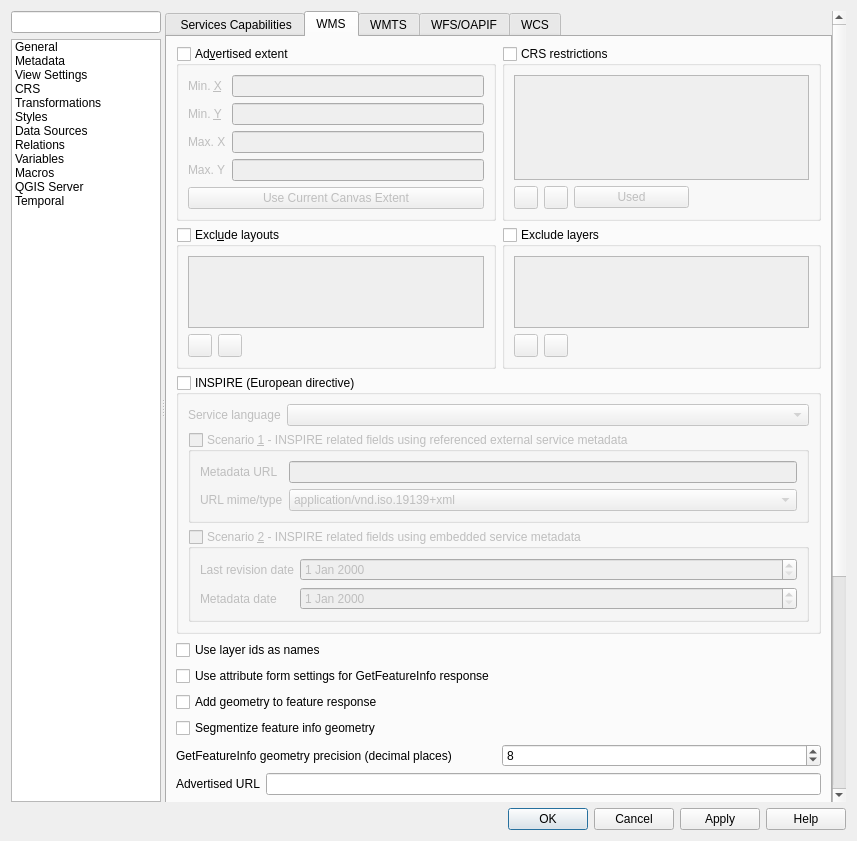
The window that src/ui/qgsprojectpropertiesbase.ui (qgis/QGIS) describes before a commit, drawn with Qt 5.
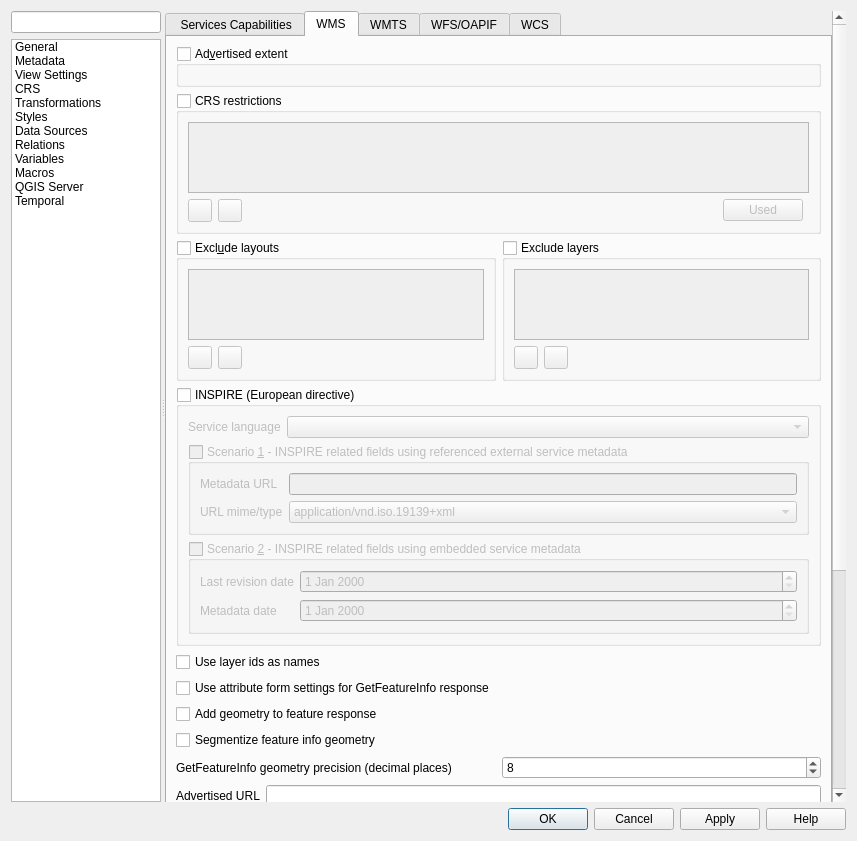
The same window after the commit. Icons and pictures are not drawn. Custom widgets are drawn as their Qt base class.

Commit message: UX - Use native extent widget for QGIS server settings

The edit to the form file:
```diff
--- a/src/ui/qgsprojectpropertiesbase.ui
+++ b/src/ui/qgsprojectpropertiesbase.ui
@@ -2339,214 +2339,86 @@
                      <string>WMS capabilities</string>
                     </attribute>
                     <layout class="QGridLayout" name="gridLayout_25">
-                     <item row="6" column="0" colspan="2">
-                      <widget class="QCheckBox" name="mSegmentizeFeatureInfoGeometryCheckBox">
-                       <property name="text">
-                        <string>Segmentize feature info geometry</string>
+                     <item row="2" column="1">
+                      <widget class="QgsCollapsibleGroupBox" name="mLayerRestrictionsGroupBox">
+                       <property name="title">
+                        <string>Exclude layers</string>
                        </property>
+                       <property name="checkable">
+                        <bool>true</bool>
+                       </property>
+                       <property name="checked">
+                        <bool>false</bool>
+                       </property>
+                       <property name="collapsed" stdset="0">
+                        <bool>false</bool>
+                       </property>
+                       <property name="saveCollapsedState" stdset="0">
+                        <bool>true</bool>
+                       </property>
+                       <layout class="QGridLayout" name="gridLayout">
+                        <item row="0" column="0" colspan="3">
+                         <widget class="QListWidget" name="mLayerRestrictionsListWidget"/>
+                        </item>
+                        <item row="1" column="0">
+                         <widget class="QToolButton" name="mAddLayerRestrictionButton">
+                          <property name="toolTip">
+                           <string>Add layer to exclude</string>
+                          </property>
+                          <property name="text">
+                           <string/>
+                          </property>
+                          <property name="icon">
+                           <iconset resource="../../images/images.qrc">
+                            <normaloff>:/images/themes/default/symbologyAdd.svg</normaloff>:/images/themes/default/symbologyAdd.svg</iconset>
+                          </property>
+                         </widget>
+                        </item>
+                        <item row="1" column="1">
+                         <widget class="QToolButton" name="mRemoveLayerRestrictionButton">
+                          <property name="toolTip">
+                           <string>Remove selected layer</string>
+                          </property>
+                          <property name="text">
+                           <string/>
+                          </property>
+                          <property name="icon">
+                           <iconset resource="../../images/images.qrc">
+                            <normaloff>:/images/themes/default/symbologyRemove.svg</normaloff>:/images/themes/default/symbologyRemove.svg</iconset>
+                          </property>
+                         </widget>
+                        </item>
+                        <item row="1" column="2">
+                         <spacer name="horizontalSpacer_3">
+                          <property name="orientation">
+                           <enum>Qt::Horizontal</enum>
+                          </property>
+                          <property name="sizeHint" stdset="0">
+                           <size>
+                            <width>0</width>
+                            <height>20</height>
+                           </size>
+                          </property>
+                         </spacer>
+                        </item>
+                       </layout>
                       </widget>
                      </item>
-                     <item row="8" column="0" colspan="2">
-                      <layout class="QHBoxLayout" name="horizontalLayout_2">
-                       <item>
-                        <widget class="QLabel" name="mWMSUrlLabel">
-                         <property name="text">
-                          <string>Advertised URL</string>
-                         </property>
-                        </widget>
-                       </item>
-                       <item>
-                        <widget class="QLineEdit" name="mWMSUrlLineEdit"/>
-                       </item>
-                      </layout>
-                     </item>
                      <item row="4" column="0" colspan="2">
+                      <widget class="QCheckBox" name="mWmsUseLayerIDs">
+                       <property name="text">
+                        <string>Use layer ids as names</string>
+                       </property>
+                      </widget>
+                     </item>
+                     <item row="5" column="0" colspan="2">
                       <widget class="QCheckBox" name="mUseAttributeFormSettingsCheckBox">
                        <property name="text">
                         <string>Use attribute form settings for GetFeatureInfo response</string>
                        </property>
                       </widget>
                      </item>
-                     <item row="14" column="0" colspan="2">
-                      <layout class="QHBoxLayout" name="mWMSDefaultMapUnitsPerMmLayout">
-                       <property name="sizeConstraint">
-                        <enum>QLayout::SetFixedSize</enum>
-                       </property>
-                       <item>
-                        <widget class="QLabel" name="mWMSDefaultMapUnitsPerMmLabel">
-                         <property name="text">
-                          <string>Default map units per mm in legend</string>
-                         </property>
-                        </widget>
-                       </item>
-                      </layout>
-                     </item>
-                     <item row="0" column="0">
-                      <widget class="QgsCollapsibleGroupBox" name="grpWMSExt">
-                       <property name="title">
-                        <string>Ad&amp;vertised extent</string>
-                       </property>
-                       <property name="checkable">
-                        <bool>true</bool>
-                       </property>
-                       <property name="checked">
-                        <bool>false</bool>
-                       </property>
-                       <property name="collapsed" stdset="0">
-                        <bool>false</bool>
-                       </property>
-                       <property name="saveCollapsedState" stdset="0">
-                        <bool>true</bool>
-                       </property>
-                       <layout class="QGridLayout" name="gridLayout_4">
-                        <item row="0" column="1">
-                         <widget class="QLineEdit" name="mWMSExtMinX">
-                          <property name="text">
-                           <string/>
-                          </property>
-                         </widget>
-                        </item>
-                        <item row="1" column="0">
-                         <widget class="QLabel" name="label_17">
-                          <property name="text">
-                           <string>Min. &amp;Y</string>
-                          </property>
-                          <property name="buddy">
-                           <cstring>mWMSExtMinY</cstring>
-                          </property>
-                         </widget>
-                        </item>
-                        <item row="5" column="0" colspan="2">
-                         <spacer name="verticalSpacer_3">
-                          <property name="orientation">
-                           <enum>Qt::Vertical</enum>
-                          </property>
-                          <property name="sizeHint" stdset="0">
-                           <size>
-                            <width>20</width>
-                            <height>40</height>
-                           </size>
-                          </property>
-                         </spacer>
-                        </item>
-                        <item row="0" column="0">
-                         <widget class="QLabel" name="label_16">
-                          <property name="text">
-                           <string>Min. &amp;X</string>
-                          </property>
-                          <property name="buddy">
-                           <cstring>mWMSExtMinX</cstring>
-                          </property>
-                         </widget>
-                        </item>
-                        <item row="1" column="1">
-                         <widget class="QLineEdit" name="mWMSExtMinY">
-                          <property name="text">
-                           <string/>
-                          </property>
-                         </widget>
-                        </item>
-                        <item row="2" column="0">
-                         <widget class="QLabel" name="label_18">
-                          <property name="text">
-                           <string>Max. X</string>
-                          </property>
-                          <property name="buddy">
-                           <cstring>mWMSExtMaxX</cstring>
-                          </property>
-                         </widget>
-                        </item>
-                        <item row="4" column="0" colspan="2">
-                         <widget class="QPushButton" name="pbnWMSExtCanvas">
-                          <property name="text">
-                           <string>Use Current Canvas Extent</string>
-                          </property>
-                         </widget>
-                        </item>
-                        <item row="3" column="0">
-                         <widget class="QLabel" name="label_19">
-                          <property name="text">
-                           <string>Max. Y</string>
-                          </property>
-                          <property name="buddy">
-                           <cstring>mWMSExtMaxY</cstring>
-                          </property>
-                         </widget>
-                        </item>
-                        <item row="3" column="1">
-                         <widget class="QLineEdit" name="mWMSExtMaxY">
-                          <property name="text">
-                           <string/>
-                          </property>
-                         </widget>
-                        </item>
-                        <item row="2" column="1">
-                         <widget class="QLineEdit" name="mWMSExtMaxX">
-                          <property name="text">
-                           <string/>
-                          </property>
-                         </widget>
-                        </item>
-                       </layout>
-                      </widget>
-                     </item>
-                     <item row="0" column="1">
-                      <widget class="QgsCollapsibleGroupBox" name="grpWMSList">
-                       <property name="title">
-                        <string>CRS restrictions</string>
-                       </property>
-                       <property name="checkable">
-                        <bool>true</bool>
-                       </property>
-                       <property name="checked">
-                        <bool>false</bool>
-                       </property>
-                       <property name="collapsed" stdset="0">
-                        <bool>false</bool>
-                       </property>
-                       <property name="saveCollapsedState" stdset="0">
-                        <bool>true</bool>
-                       </property>
-                       <layout class="QGridLayout" name="gridLayout_5">
-                        <item row="1" column="1">
-                         <widget class="QToolButton" name="pbnWMSRemoveSRS">
-                          <property name="toolTip">
-                           <string>Remove selected CRS</string>
-                          </property>
-                          <property name="icon">
-                           <iconset resource="../../images/images.qrc">
-                            <normaloff>:/images/themes/default/symbologyRemove.svg</normaloff>:/images/themes/default/symbologyRemove.svg</iconset>
-                          </property>
-                         </widget>
-                        </item>
-                        <item row="0" column="0" colspan="4">
-                         <widget class="QListWidget" name="mWMSList"/>
-                        </item>
-                        <item row="1" column="2">
-                         <widget class="QPushButton" name="pbnWMSSetUsedSRS">
-                          <property name="toolTip">
-                           <string>Fetch all CRS's from layers</string>
-                          </property>
-                          <property name="text">
-                           <string>Used</string>
-                          </property>
-                         </widget>
-                        </item>
-                        <item row="1" column="0">
-                         <widget class="QToolButton" name="pbnWMSAddSRS">
-                          <property name="toolTip">
-                           <string>Add new CRS</string>
-                          </property>
-                          <property name="icon">
-                           <iconset resource="../../images/images.qrc">
-                            <normaloff>:/images/themes/default/symbologyAdd.svg</normaloff>:/images/themes/default/symbologyAdd.svg</iconset>
-                          </property>
-                         </widget>
-                        </item>
-                       </layout>
-                      </widget>
-                     </item>
-                     <item row="1" column="0">
+                     <item row="2" column="0">
                       <widget class="QgsCollapsibleGroupBox" name="mWMSPrintLayoutGroupBox">
                        <property name="title">
                         <string>Excl&amp;ude layouts</string>
@@ -2611,7 +2483,31 @@
                        </layout>
                       </widget>
                      </item>
-                     <item row="9" column="0" colspan="2">
+                     <item row="0" column="0" colspan="2">
+                      <widget class="QgsCollapsibleGroupBox" name="grpWMSExt">
+                       <property name="title">
+                        <string>Ad&amp;vertised extent</string>
+                       </property>
+                       <property name="checkable">
+                        <bool>true</bool>
+                       </property>
+                       <property name="checked">
+                        <bool>false</bool>
+                       </property>
+                       <property name="collapsed" stdset="0">
+                        <bool>false</bool>
+                       </property>
+                       <property name="saveCollapsedState" stdset="0">
+                        <bool>true</bool>
+                       </property>
+                       <layout class="QVBoxLayout" name="verticalLayout_29">
+                        <item>
+                         <widget class="QgsExtentWidget" name="mAdvertisedExtentServer" native="true"/>
+                        </item>
+                       </layout>
+                      </widget>
+                     </item>
+                     <item row="10" column="0" colspan="2">
                       <layout class="QGridLayout" name="gridLayout_9">
                        <item row="1" column="1">
                         <widget class="QLabel" name="mMaxWidthLabel_2">
@@ -2658,30 +2554,6 @@
                        </item>
                       </layout>
                      </item>
-                     <item row="7" column="0" colspan="2">
-                      <layout class="QHBoxLayout" name="grpWMSPrecision">
-                       <item>
-                        <widget class="QLabel" name="label_5">
-                         <property name="text">
-                          <string>GetFeatureInfo geometry precision (decimal places)</string>
-                         </property>
-                        </widget>
-                       </item>
-                       <item>
-                        <widget class="QgsSpinBox" name="mWMSPrecisionSpinBox">
-                         <property name="minimum">
-                          <number>1</number>
-                         </property>
-                         <property name="maximum">
-                          <number>17</number>
-                         </property>
-                         <property name="value">
-                          <number>8</number>
-                         </property>
-                        </widget>
-                       </item>
-                      </layout>
-                     </item>
                      <item row="13" column="0" colspan="2">
                       <layout class="QHBoxLayout" name="horizontalLayout_18">
                        <item>
@@ -2724,79 +2596,93 @@
                        </item>
                       </layout>
                      </item>
-                     <item row="3" column="0" colspan="2">
-                      <widget class="QCheckBox" name="mWmsUseLayerIDs">
+                     <item row="12" column="0" colspan="2">
+                      <layout class="QHBoxLayout" name="horizontalLayout_10">
+                       <item>
+                        <widget class="QLabel" name="mWMSImageQualityLabel">
+                         <property name="text">
+                          <string>Quality for JPEG images ( 10 : smaller image - 100 : best quality )</string>
+                         </property>
+                        </widget>
+                       </item>
+                       <item>
+                        <widget class="QgsSpinBox" name="mWMSImageQualitySpinBox">
+                         <property name="minimum">
+                          <number>10</number>
+                         </property>
+                         <property name="maximum">
+                          <number>100</number>
+                         </property>
+                         <property name="singleStep">
+                          <number>5</number>
+                         </property>
+                         <property name="value">
+                          <number>90</number>
+                         </property>
+                        </widget>
+                       </item>
+                      </layout>
+                     </item>
+                     <item row="8" column="0" colspan="2">
+                      <layout class="QHBoxLayout" name="grpWMSPrecision">
+                       <item>
+                        <widget class="QLabel" name="label_5">
+                         <property name="text">
+                          <string>GetFeatureInfo geometry precision (decimal places)</string>
+                         </property>
+                        </widget>
+                       </item>
+                       <item>
+                        <widget class="QgsSpinBox" name="mWMSPrecisionSpinBox">
+                         <property name="minimum">
+                          <number>1</number>
+                         </property>
+                         <property name="maximum">
+                          <number>17</number>
+                         </property>
+                         <property name="value">
+                          <number>8</number>
+                         </property>
+                        </widget>
+                       </item>
+                      </layout>
+                     </item>
+                     <item row="7" column="0" colspan="2">
+                      <widget class="QCheckBox" name="mSegmentizeFeatureInfoGeometryCheckBox">
                        <property name="text">
-                        <string>Use layer ids as names</string>
+                        <string>Segmentize feature info geometry</string>
                        </property>
                       </widget>
                      </item>
-                     <item row="1" column="1">
-                      <widget class="QgsCollapsibleGroupBox" name="mLayerRestrictionsGroupBox">
-                       <property name="title">
-                        <string>Exclude layers</string>
+                     <item row="15" column="0" colspan="2">
+                      <layout class="QHBoxLayout" name="mWMSDefaultMapUnitsPerMmLayout">
+                       <property name="sizeConstraint">
+                        <enum>QLayout::SetFixedSize</enum>
                        </property>
-                       <property name="checkable">
-                        <bool>true</bool>
-                       </property>
-                       <property name="checked">
-                        <bool>false</bool>
-                       </property>
-                       <property name="collapsed" stdset="0">
-                        <bool>false</bool>
-                       </property>
-                       <property name="saveCollapsedState" stdset="0">
-                        <bool>true</bool>
-                       </property>
-                       <layout class="QGridLayout" name="gridLayout">
-                        <item row="0" column="0" colspan="3">
-                         <widget class="QListWidget" name="mLayerRestrictionsListWidget"/>
-                        </item>
-                        <item row="1" column="0">
-                         <widget class="QToolButton" name="mAddLayerRestrictionButton">
-                          <property name="toolTip">
-                           <string>Add layer to exclude</string>
-                          </property>
-                          <property name="text">
-                           <string/>
-                          </property>
-                          <property name="icon">
-                           <iconset resource="../../images/images.qrc">
-                            <normaloff>:/images/themes/default/symbologyAdd.svg</normaloff>:/images/themes/default/symbologyAdd.svg</iconset>
-                          </property>
-                         </widget>
-                        </item>
-                        <item row="1" column="1">
-                         <widget class="QToolButton" name="mRemoveLayerRestrictionButton">
-                          <property name="toolTip">
-                           <string>Remove selected layer</string>
-                          </property>
-                          <property name="text">
-                           <string/>
-                          </property>
-                          <property name="icon">
-                           <iconset resource="../../images/images.qrc">
-                            <normaloff>:/images/themes/default/symbologyRemove.svg</normaloff>:/images/themes/default/symbologyRemove.svg</iconset>
-                          </property>
-                         </widget>
-                        </item>
-                        <item row="1" column="2">
-                         <spacer name="horizontalSpacer_3">
-                          <property name="orientation">
-                           <enum>Qt::Horizontal</enum>
-                          </property>
-                          <property name="sizeHint" stdset="0">
-                           <size>
-                            <width>0</width>
-                            <height>20</height>
-                           </size>
-                          </property>
-                         </spacer>
-                        </item>
-                       </layout>
-                      </widget>
+                       <item>
+                        <widget class="QLabel" name="mWMSDefaultMapUnitsPerMmLabel">
+                         <property name="text">
+                          <string>Default map units per mm in legend</string>
+                         </property>
+                        </widget>
+                       </item>
+                      </layout>
                      </item>
-                     <item row="2" column="0" colspan="2">
+                     <item row="9" column="0" colspan="2">
+                      <layout class="QHBoxLayout" name="horizontalLayout_2">
+                       <item>
+                        <widget class="QLabel" name="mWMSUrlLabel">
+                         <property name="text">
+                          <string>Advertised URL</string>
+                         </property>
+                        </widget>
+                       </item>
+                       <item>
+                        <widget class="QLineEdit" name="mWMSUrlLineEdit"/>
+                       </item>
+                      </layout>
+                     </item>
+                     <item row="3" column="0" colspan="2">
                       <widget class="QgsCollapsibleGroupBox" name="mWMSInspire">
                        <property name="title">
                         <string>INSPIRE (European directive)</string>
@@ -2928,40 +2814,103 @@
                        </layout>
                       </widget>
                      </item>
-                     <item row="11" column="0" colspan="2">
-                      <layout class="QHBoxLayout" name="horizontalLayout_10">
-                       <item>
-                        <widget class="QLabel" name="mWMSImageQualityLabel">
-                         <property name="text">
-                          <string>Quality for JPEG images ( 10 : smaller image - 100 : best quality )</string>
-                         </property>
-                        </widget>
-                       </item>
-                       <item>
-                        <widget class="QgsSpinBox" name="mWMSImageQualitySpinBox">
-                         <property name="minimum">
-                          <number>10</number>
-                         </property>
-                         <property name="maximum">
-                          <number>100</number>
-                         </property>
-                         <property name="singleStep">
-                          <number>5</number>
-                         </property>
-                         <property name="value">
-                          <number>90</number>
-                         </property>
-                        </widget>
-                       </item>
-                      </layout>
-                     </item>
-                     <item row="5" column="0" colspan="2">
+                     <item row="6" column="0" colspan="2">
                       <widget class="QCheckBox" name="mAddWktGeometryCheckBox">
                        <property name="text">
                         <string>Add geometry to feature response</string>
                        </property>
                       </widget>
                      </item>
+                     <item row="14" column="0" colspan="2">
+                      <layout class="QHBoxLayout" name="horizontalLayout_18">
+                       <item>
+                        <widget class="QLabel" name="label_33">
+                         <property name="toolTip">
+                          <string>When using tiles set this to the size of the larger symbols to avoid cut symbols at tile boundaries. This works by drawing features that are outside the tile extent.</string>
+                         </property>
+                         <property name="text">
+                          <string>Tile buffer in pixels</string>
+                         </property>
+                        </widget>
+                       </item>
+                       <item>
+                        <widget class="QgsSpinBox" name="mWMSTileBufferSpinBox">
+                         <property name="maximum">
+                          <number>1024</number>
+                         </property>
+                        </widget>
+                       </item>
+                      </layout>
+                     </item>
+                     <item row="1" column="0" colspan="2">
+                      <widget class="QgsCollapsibleGroupBox" name="grpWMSList">
+                       <property name="title">
+                        <string>CRS restrictions</string>
+                       </property>
+                       <property name="checkable">
+                        <bool>true</bool>
+                       </property>
+                       <property name="checked">
+                        <bool>false</bool>
+                       </property>
+                       <property name="collapsed" stdset="0">
+                        <bool>false</bool>
+                       </property>
+                       <property name="saveCollapsedState" stdset="0">
+                        <bool>true</bool>
+                       </property>
+                       <layout class="QGridLayout" name="gridLayout_5">
+                        <item row="0" column="0" colspan="5">
+                         <widget class="QListWidget" name="mWMSList"/>
+                        </item>
+                        <item row="1" column="1">
+                         <widget class="QToolButton" name="pbnWMSRemoveSRS">
+                          <property name="toolTip">
+                           <string>Remove selected CRS</string>
+                          </property>
+                          <property name="icon">
+                           <iconset resource="../../images/images.qrc">
+                            <normaloff>:/images/themes/default/symbologyRemove.svg</normaloff>:/images/themes/default/symbologyRemove.svg</iconset>
+                          </property>
+                         </widget>
+                        </item>
+                        <item row="1" column="3">
+                         <widget class="QPushButton" name="pbnWMSSetUsedSRS">
+                          <property name="toolTip">
+                           <string>Fetch all CRS's from layers</string>
+                          </property>
+                          <property name="text">
+                           <string>Used</string>
+                          </property>
+                         </widget>
+                        </item>
+                        <item row="1" column="0">
+                         <widget class="QToolButton" name="pbnWMSAddSRS">
+                          <property name="toolTip">
+                           <string>Add new CRS</string>
+                          </property>
+                          <property name="icon">
+                           <iconset resource="../../images/images.qrc">
+                            <normaloff>:/images/themes/default/symbologyAdd.svg</normaloff>:/images/themes/default/symbologyAdd.svg</iconset>
+                          </property>
+                         </widget>
+                        </item>
+                        <item row="1" column="2">
+                         <spacer name="horizontalSpacer">
+                          <property name="orientation">
+                           <enum>Qt::Horizontal</enum>
+                          </property>
+                          <property name="sizeHint" stdset="0">
+                           <size>
+                            <width>40</width>
+                            <height>20</height>
+                           </size>
+                          </property>
+                         </spacer>
+                        </item>
+                       </layout>
+                      </widget>
+                     </item>
                     </layout>
                    </widget>
                    <widget class="QWidget" name="wmts">
@@ -3593,6 +3542,12 @@
    <header>qgsprojectionselectionwidget.h</header>
    <container>1</container>
   </customwidget>
+  <customwidget>
+   <class>QgsExtentWidget</class>
+   <extends>QWidget</extends>
+   <header>qgsextentwidget.h</header>
+   <container>1</container>
+  </customwidget>
  </customwidgets>
  <tabstops>
   <tabstop>mSearchLineEdit</tabstop>
```
Left out of the diff: 31 changed lines with no effect on the pictures. The commit also changes 2 other files.
